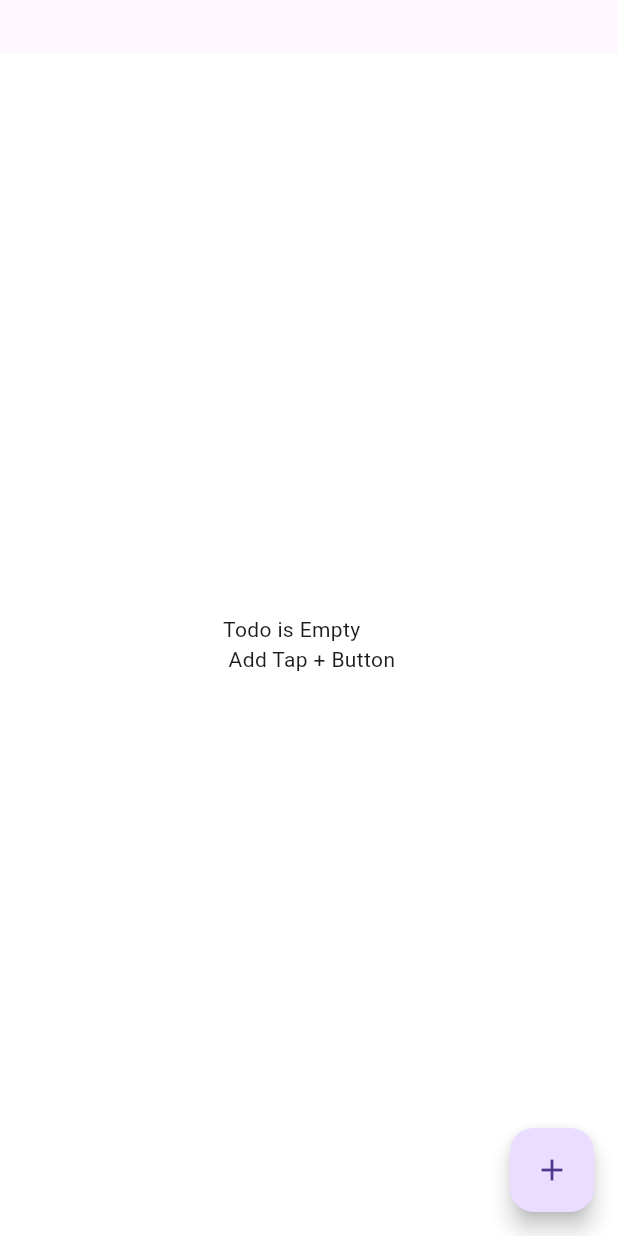
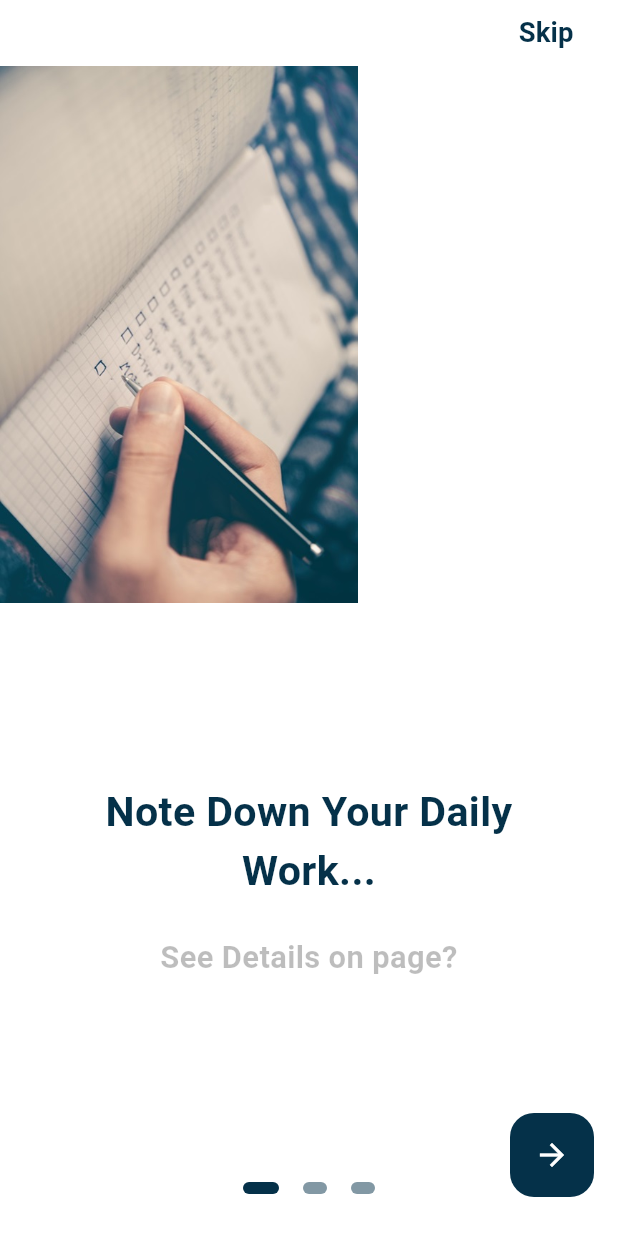
Before and after one commit to Fahamin/todolist_flutter, a Flutter app: the screen it shows after launch, on a phone screen of 412 x 824 dp. Run offline on Flutter 3.47's test engine with Material 3 defaults, Android fonts, the phone set to English and light mode, and no system bars; drawn by our look-alikes of flutter_onboarding_slider; our stand-ins replace cloud_firestore, firebase_core, flutter_riverpod, flutter_screenutil, gap, get and 3 more; accounts and stored records are empty.

```diff
--- a/lib/db/database_firestore.dart
+++ b/lib/db/database_firestore.dart
@@ -16,8 +16,8 @@ class FireStoreDb {
           TodoModel(docRef.id, title, DateTime.now().toString(), isComplete);
 
       await docRef.set(model.toJson()).then(
-          (value) => debugPrint("Appointment booked successfully!"),
-          onError: (e) => debugPrint("Error booking appointment: $e"));
+          (value) => debugPrint(" successfully!"),
+          onError: (e) => debugPrint("Error : $e"));
       return true;
     } catch (e) {
       return Future.error(e);
@@ -55,6 +55,6 @@ class FireStoreDb {
       snapshot.docs.forEach((doc) {
         print('${doc.id} => ${doc.data()}');
       });
-    }).catchError((error) => print("Failed to fetch users: $error"));
+    }).catchError((error) => print("Failed to fetch : $error"));
   }
 }
--- a/lib/main.dart
+++ b/lib/main.dart
@@ -36,7 +36,7 @@ class MyApp extends ConsumerWidget {
             debugShowCheckedModeBanner: false,
             title: 'IPTV',
             theme: isLightTheme ? ThemeData.light() : ThemeData.dark(),
-            initialRoute: Routes.homeScreen,
+            initialRoute: Routes.splashScreen,
             getPages: appRoutes()));
   }
 }
--- a/lib/routes/routes.dart
+++ b/lib/routes/routes.dart
@@ -1,7 +1,9 @@
 import 'package:get/get.dart';
 import 'package:todolist_flutter/screen/details_screen.dart';
 import 'package:todolist_flutter/screen/home_screen.dart';
+import 'package:todolist_flutter/screen/onbording_screen.dart';
 
+import '../screen/splash_screen.dart';
 
 class Routes {
   static String homeScreen = '/homeScreen';
@@ -10,38 +12,27 @@ class Routes {
 
   static String details = '/details';
 
-  static String playlist = '/playlist';
-
-  static String buildPage = '/buildPage';
-
-  static String iptv = '/iptv';
-
-  static String player = '/player';
-
-  static String player2 = '/player2';
-
-  static String nexusAddons = '/nexusAddons';
-
-  static String productPage = '/productPage';
-
-  static String favPage = '/favPage';
+  static String onboardPage = '/onboardPage';
 }
 
 appRoutes() => [
-
-      // GetPage(name: Routes.splashScreen, page: () => SplashScreen()),
+      GetPage(name: Routes.splashScreen, page: () => SplashScreen()),
       GetPage(
         name: Routes.homeScreen,
         page: () => HomeScreen(),
         transition: Transition.leftToRightWithFade,
         transitionDuration: Duration(milliseconds: 500),
       ),
-
       GetPage(
         name: Routes.details,
         page: () => DetailsScreen(),
         transition: Transition.leftToRightWithFade,
         transitionDuration: Duration(milliseconds: 500),
       ),
-
+      GetPage(
+        name: Routes.onboardPage,
+        page: () => OnBoardingScreen(),
+        transition: Transition.leftToRightWithFade,
+        transitionDuration: Duration(milliseconds: 500),
+      ),
     ];
--- /dev/null
+++ b/lib/screen/onbording_screen.dart
@@ -0,0 +1,167 @@
+import 'package:flutter/cupertino.dart';
+import 'package:flutter/material.dart';
+import 'package:flutter_onboarding_slider/background_final_button.dart';
+import 'package:flutter_onboarding_slider/flutter_onboarding_slider.dart';
+import 'package:flutter_screenutil/flutter_screenutil.dart';
+import 'package:get/get.dart';
+import 'package:todolist_flutter/routes/routes.dart';
+
+class OnBoardingScreen extends StatelessWidget {
+  const OnBoardingScreen({super.key});
+  final Color kDarkBlueColor = const Color(0xFF053149);
+
+  @override
+  Widget build(BuildContext context) {
+    ScreenUtil.init(context);
+    return OnBoardingSlider(
+      finishButtonText: 'Done',
+      onFinish: () {
+        Get.offNamed(Routes.homeScreen);
+      },
+      finishButtonStyle: FinishButtonStyle(
+        backgroundColor: kDarkBlueColor,
+      ),
+      skipTextButton: Text(
+        'Skip',
+        style: TextStyle(
+          fontSize: 16.sp,
+          color: kDarkBlueColor,
+          fontWeight: FontWeight.w600,
+        ),
+
+      ),
+      skipFunctionOverride: ()
+      {
+        Get.offNamed(Routes.homeScreen);
+
+      },
+
+      controllerColor: kDarkBlueColor,
+      totalPage: 3,
+      headerBackgroundColor: Colors.white,
+      pageBackgroundColor: Colors.white,
+      background: [
+        Image.asset(
+          'assets/images/a.jpg',
+          height: 300.h,
+        ),
+        Image.asset(
+          'assets/images/b.jpg',
+          height: 300.h,
+        ),
+        Image.asset(
+          'assets/images/c.jpg',
+          height: 300.h,
+        ),
+      ],
+      speed: 1.8,
+      pageBodies: [
+        Container(
+          alignment: Alignment.center,
+          width: MediaQuery.of(context).size.width,
+          padding: const EdgeInsets.symmetric(horizontal: 40),
+          child: Column(
+            mainAxisAlignment: MainAxisAlignment.start,
+            crossAxisAlignment: CrossAxisAlignment.center,
+            children: <Widget>[
+               SizedBox(
+                height: 400.h,
+              ),
+              Text(
+                'Note Down Your Daily Work...',
+                textAlign: TextAlign.center,
+                style: TextStyle(
+                  color: kDarkBlueColor,
+                  fontSize: 24.0.sp,
+                  fontWeight: FontWeight.w600,
+                ),
+              ),
+               SizedBox(
+                height: 20.h,
+              ),
+               Text(
+                'See Details on page?',
+                textAlign: TextAlign.center,
+                style: TextStyle(
+                  color: Colors.black26,
+                  fontSize: 18.0.sp,
+                  fontWeight: FontWeight.w600,
+                ),
+              ),
+            ],
+          ),
+        ),
+        Container(
+          alignment: Alignment.center,
+          width: MediaQuery.of(context).size.width,
+          padding: const EdgeInsets.symmetric(horizontal: 40),
+          child: Column(
+            mainAxisAlignment: MainAxisAlignment.start,
+            crossAxisAlignment: CrossAxisAlignment.center,
+            children: <Widget>[
+               SizedBox(
+                height: 400.h,
+              ),
+              Text(
+                'You’ve reached your destination.',
+                textAlign: TextAlign.center,
+                style: TextStyle(
+                  color: kDarkBlueColor,
+                  fontSize: 24.0.sp,
+                  fontWeight: FontWeight.w600,
+                ),
+              ),
+               SizedBox(
+                height: 20.h,
+              ),
+               Text(
+                'Sliding with animation',
+                textAlign: TextAlign.center,
+                style: TextStyle(
+                  color: Colors.black26,
+                  fontSize: 18.0.sp,
+                  fontWeight: FontWeight.w600,
+                ),
+              ),
+            ],
+          ),
+        ),
+        Container(
+          alignment: Alignment.center,
+          width: MediaQuery.of(context).size.width,
+          padding: const EdgeInsets.symmetric(horizontal: 40),
+          child: Column(
+            mainAxisAlignment: MainAxisAlignment.start,
+            crossAxisAlignment: CrossAxisAlignment.center,
+            children: <Widget>[
+               SizedBox(
+                height: 400.h,
+              ),
+              Text(
+                'Start now!',
+                textAlign: TextAlign.center,
+                style: TextStyle(
+                  color: kDarkBlueColor,
+                  fontSize: 24.0.sp,
+                  fontWeight: FontWeight.w600,
+                ),
+              ),
+               SizedBox(
+                height: 20.h,
+              ),
+               Text(
+                'Start Your Journey with a fantastic app which is make easier your daily life.',
+                textAlign: TextAlign.center,
+                style: TextStyle(
+                  color: Colors.black26,
+                  fontSize: 18.0.sp,
+                  fontWeight: FontWeight.w600,
+                ),
+              ),
+            ],
+          ),
+        ),
+      ],
+    );
+  }
+}
--- a/pubspec.yaml
+++ b/pubspec.yaml
@@ -47,6 +47,8 @@ dependencies:
   firebase_core: ^2.24.2
   cloud_firestore: ^4.14.0
   gap: ^3.0.1
+  shared_preferences: ^2.2.2
+  flutter_onboarding_slider: ^1.0.11
 dev_dependencies:
   flutter_test:
     sdk: flutter
@@ -70,8 +72,8 @@ flutter:
   uses-material-design: true
 
   # To add assets to your application, add an assets section, like this:
-  # assets:
-  #   - images/a_dot_burr.jpeg
+  assets:
+    - assets/images/
   #   - images/a_dot_ham.jpeg
 
   # An image asset can refer to one or more resolution-specific "variants", see
```
Also changed, not shown: lib/screen/details_screen.dart (+10 -2 lines), lib/screen/home_screen.dart (+11 -3 lines), lib/screen/splash_screen.dart (added, +59 -0 lines), assets/images/a.jpg (added), assets/images/b.jpg (added), assets/images/c.jpg (added), pubspec.lock, 1 other file. Lines whose indentation alone changed are shown as unchanged.
